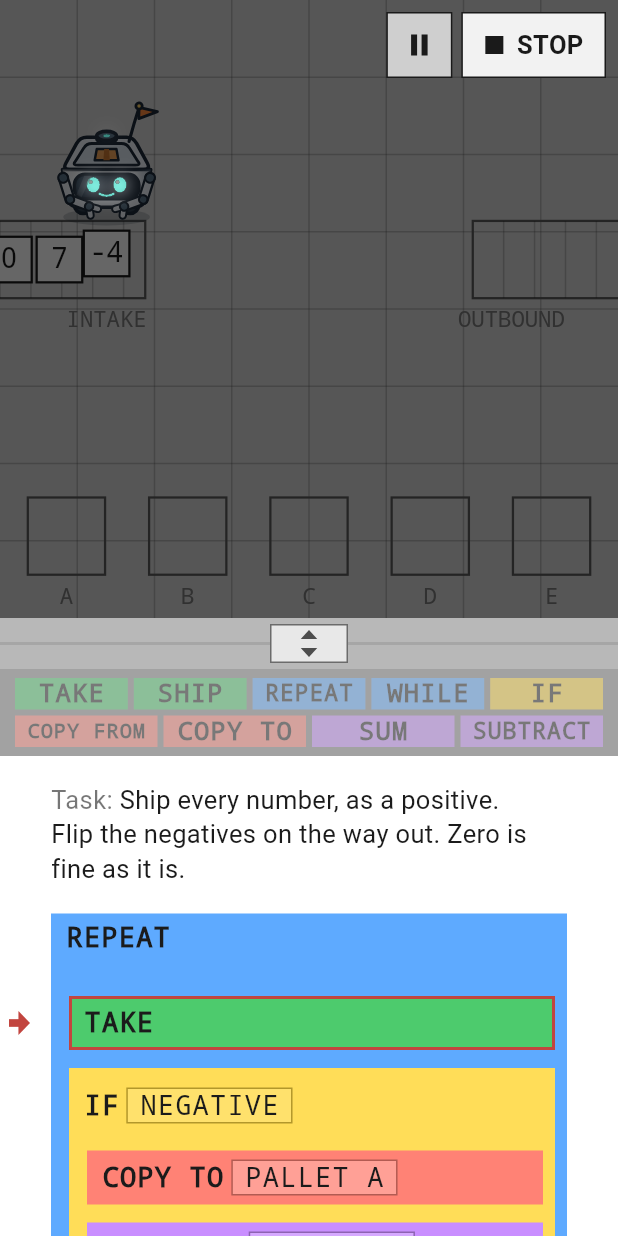
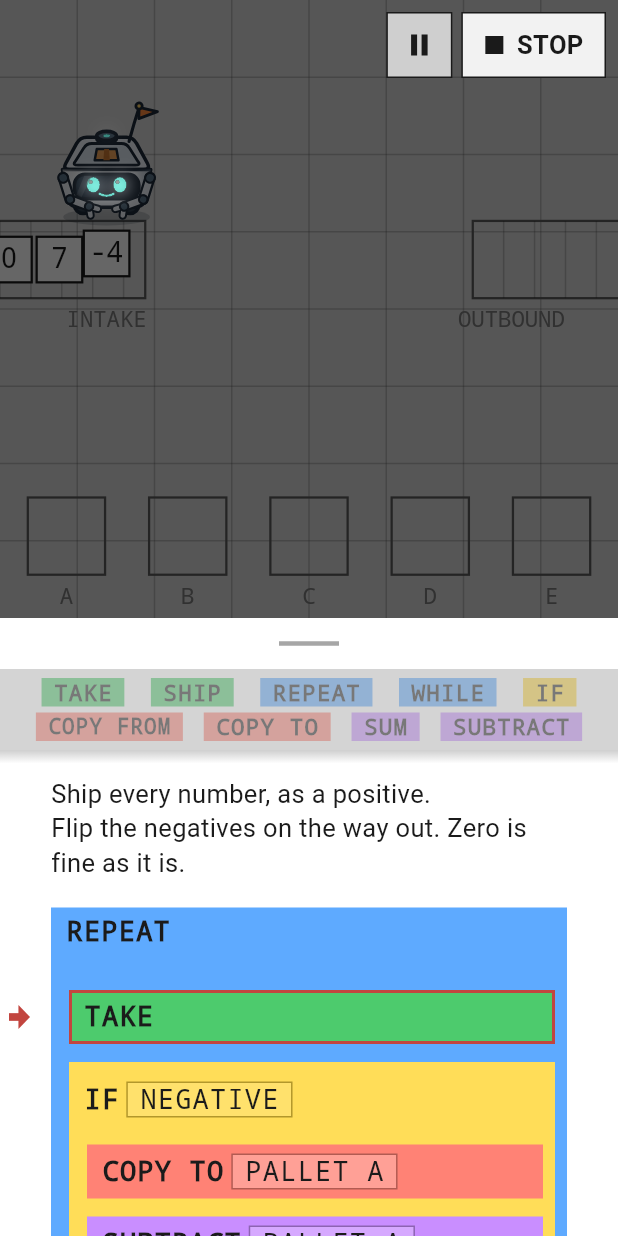
Before and after one commit to lander0s/employee-number-2, a Flutter app: the screen it shows after launch, after a tap on "RUN", on a phone screen of 412 x 824 dp. Run offline on Flutter 3.47's test engine with Material 3 defaults, Android fonts, the phone set to English and light mode, and no system bars; our stand-ins replace audioplayers, lottie.

Commit message:
clean design

```diff
--- a/Experiments/GameplayUx/lib/ui/gameplay_screen.dart
+++ b/Experiments/GameplayUx/lib/ui/gameplay_screen.dart
@@ -22,6 +22,7 @@ import 'sfx.dart';
 import 'notebook/lift.dart';
 import 'notebook/note.dart';
 import 'notebook/program.dart';
+import 'notebook/tokens.dart';
 import 'wireframe.dart';
 
 /// How far the floor is pulled out, as a fraction of a square.
@@ -346,13 +347,23 @@ class _GameplayScreenState extends State<GameplayScreen> {
   void _refresh() => setState(() {});
 }
 
-/// The draggable divider. Its hit area is 34 tall even though the visible rule
-/// is 2, because a 2px drag target is unusable with a thumb. No text in it, so a
-/// fixed height is safe here.
+/// The draggable divider: a short bar, and nothing else.
 ///
-/// The grip carries a small up and down arrow: a bare line reads as decoration,
-/// and nothing else on this screen moves vertically, so the affordance has to say
-/// so rather than waiting to be discovered.
+/// It was a full-width rule with a bordered 52x26 grip and a pair of arrows
+/// painted in it, on the reasoning that a bare line reads as decoration and the
+/// affordance had to announce itself. The box was the heavy part of that, and a
+/// centred handle is the one shape a person already reads as "drag me" - so the
+/// announcement can be made much more quietly.
+///
+/// It sits on the same surface as the tray below it, deliberately. The tray is
+/// the bottom lip of the splitter: they move together, so they should look like
+/// one thing being moved rather than a bar with a panel stuck under it. That
+/// also takes a stripe of grey out of the middle of the screen, which is most
+/// of what made this read as thick.
+///
+/// The *hit* area stays [W.dividerHitHeight] regardless of how thin the bar
+/// looks. What is easy to see and what is easy to hit are different questions,
+/// and only the first one was asked.
 class _Divider extends StatelessWidget {
   const _Divider({
     required this.active,
@@ -380,76 +391,17 @@ class _Divider extends StatelessWidget {
         onVerticalDragUpdate: (d) => onDragUpdate(d.delta.dy),
         onVerticalDragEnd: (_) => onDragEnd(),
         onDoubleTap: onDoubleTap,
-        child: SizedBox(
+        child: Container(
           height: W.dividerHitHeight,
-          child: Stack(
-            alignment: Alignment.center,
-            children: [
-              // The rule, running the full width behind the grip.
-              Container(
-                height: active ? 3 : 2,
-                color: active ? W.text : W.lineSoft,
-              ),
-              Container(
-                width: 52,
-                height: 26,
-                decoration: BoxDecoration(
-                  color: W.chrome,
-                  border: Border.all(color: active ? W.text : W.line),
-                ),
-                child: CustomPaint(
-                  painter: _GripArrows(color: active ? W.text : W.textDim),
-                ),
-              ),
-            ],
+          color: Paper.sheet,
+          alignment: Alignment.center,
+          child: Container(
+            width: 40,
+            height: active ? 4 : 3,
+            color: active ? W.text : W.lineSoft,
           ),
         ),
       ),
     );
   }
 }
-
-/// Two small triangles, up and down, painted rather than drawn with an icon
-/// font: at this size a glyph's built-in padding makes the pair too tall for the
-/// grip, and painting keeps them crisp on every platform.
-class _GripArrows extends CustomPainter {
-  const _GripArrows({required this.color});
-
-  final Color color;
-
-  @override
-  void paint(Canvas canvas, Size size) {
-    const width = 11.0;
-    const height = 6.0;
-    const gap = 6.0;
-
-    final paint = Paint()
-      ..color = color
-      ..style = PaintingStyle.fill
-      ..isAntiAlias = true;
-
-    final cx = size.width / 2;
-    final cy = size.height / 2;
-
-    canvas.drawPath(
-      Path()
-        ..moveTo(cx, cy - gap / 2 - height)
-        ..lineTo(cx - width / 2, cy - gap / 2)
-        ..lineTo(cx + width / 2, cy - gap / 2)
-        ..close(),
-      paint,
-    );
-
-    canvas.drawPath(
-      Path()
-        ..moveTo(cx, cy + gap / 2 + height)
-        ..lineTo(cx - width / 2, cy + gap / 2)
-        ..lineTo(cx + width / 2, cy + gap / 2)
-        ..close(),
-      paint,
-    );
-  }
-
-  @override
-  bool shouldRepaint(_GripArrows oldDelegate) => oldDelegate.color != color;
-}
--- a/Experiments/GameplayUx/lib/ui/notebook/brief.dart
+++ b/Experiments/GameplayUx/lib/ui/notebook/brief.dart
@@ -36,20 +36,13 @@ class Brief extends StatelessWidget {
           // Above the writing, matching the air under it: the brief is a note
           // with room round it, not a caption stuck to the top of the pane.
           const SizedBox(height: Paper.briefTop),
-          Text.rich(
-            TextSpan(
-              children: [
-                // Dimmer than what follows it: it is the label on the sentence,
-                // not part of what the sentence says.
-                TextSpan(
-                  text: 'Task: ',
-                  style: Paper.brief.copyWith(color: Paper.inkFaint),
-                ),
-                TextSpan(text: brief.task),
-              ],
-            ),
-            style: Paper.brief,
-          ),
+          // No label in front of it. The brief is the only prose on the page
+          // and it sits at the top of it, so a word announcing that this is
+          // the task was saying what its position already said.
+          //
+          // The screen reader still hears it: [Semantics] above names this
+          // block, because a listener has no position to read it from.
+          Text(brief.task, style: Paper.brief),
           if (detail != null) Text(detail, style: Paper.brief),
           // Air between the brief and the work rather than a line drawn across.
           const SizedBox(height: Paper.briefGap),
--- a/Experiments/GameplayUx/lib/ui/notebook/note.dart
+++ b/Experiments/GameplayUx/lib/ui/notebook/note.dart
@@ -48,8 +48,11 @@ class CommandNote extends StatelessWidget {
           // here has nothing to delete yet, so dropping it back is a cancel.
           onWillAcceptWithDetails: (d) => d.data is MoveNode,
           onAcceptWithDetails: (d) => onTrash((d.data as MoveNode).id),
+          // The same surface the program is written on, raised above it. It
+          // was a translucent scrim, which is what something laid *over* a page
+          // has to be; sitting beside the page instead, it is simply the page.
           builder: (context, candidate, rejected) => Container(
-            color: Paper.scrim,
+            color: Paper.sheet,
             // Even top and bottom. The note used to sit on the bottom edge
             // of the screen, so it carried the system's gesture area and a
             // deep foot to keep the last row of buttons off a rounded corner.
@@ -83,21 +86,37 @@ class CommandNote extends StatelessWidget {
         if (row != _rows.first) const SizedBox(height: 4),
         // IntrinsicHeight gives the row a height to stretch into: without it,
         // stretch asks for infinity inside a Column sizing to its children.
-        // Stretch is what keeps a row even when a long label has to scale down.
+        // Stretch is what keeps the buttons in a row the same height as each
+        // other, which they no longer get from being the same width.
         IntrinsicHeight(
           child: Row(
+            // Each button is as wide as its own word, with equal air between
+            // them *and* at both ends. They used to be [Expanded] - every
+            // button in a row the same width - which made SUM as wide as COPY
+            // FROM and read as a keypad. A word's own width is a better handle
+            // on it.
+            //
+            // Evenly rather than between: `between` pins the first and last
+            // words hard against the note's edges, so a row of five and a row
+            // of four line up at their ends and nowhere else, and the gaps
+            // differ between the two rows. Evenly gives the shelf one rhythm.
+            mainAxisAlignment: MainAxisAlignment.spaceEvenly,
             crossAxisAlignment: CrossAxisAlignment.stretch,
             children: [
-              for (final id in row) ...[
-                if (id != row.first) const SizedBox(width: 4),
-                Expanded(
+              for (final id in row)
+                // Loose, which is the whole trick: a button takes its natural
+                // width when the row has room and is squeezed only when it has
+                // not - and [_Face] scales its word down rather than clipping
+                // it. Natural width alone overflows, because nothing bounds the
+                // sum of nine words: a narrow phone, a long label, or the 1.3x
+                // the chrome still scales to are each enough.
+                Flexible(
                   child: _Button(
                     spec: specFor(id),
                     lift: lift,
                     autoScroll: autoScroll,
                   ),
                 ),
-              ],
             ],
           ),
         ),
@@ -250,7 +269,11 @@ class _Face extends StatelessWidget {
           fit: BoxFit.scaleDown,
           child: Text(
             spec.trayLabel,
-            style: Paper.command.copyWith(fontSize: 17),
+            // Smaller than the program's own rows, and smaller than the 17
+            // that 7.3 sets as the floor for functional text. Deliberate: the
+            // tray is a shelf of things to pick up, read at a glance rather
+            // than followed line by line. The program itself keeps 17 and up.
+            style: Paper.command.copyWith(fontSize: 15),
             maxLines: 1,
           ),
         ),
--- a/Experiments/GameplayUx/lib/ui/notebook/page.dart
+++ b/Experiments/GameplayUx/lib/ui/notebook/page.dart
@@ -20,6 +20,38 @@ class NotebookPage extends StatelessWidget {
   final Widget child;
 
   @override
-  Widget build(BuildContext context) =>
-      Container(color: Paper.sheet, child: child);
+  Widget build(BuildContext context) => Container(
+    color: Paper.sheet,
+    child: Stack(
+      children: [
+        Positioned.fill(child: child),
+        // The shadow the tray casts on the page, drawn by the page. See
+        // [Paper.surfaceShadow] for why it is this way round.
+        Positioned(
+          top: 0,
+          left: 0,
+          right: 0,
+          height: Paper.surfaceShadowDepth,
+          child: IgnorePointer(
+            child: DecoratedBox(
+              decoration: BoxDecoration(
+                gradient: LinearGradient(
+                  begin: Alignment.topCenter,
+                  end: Alignment.bottomCenter,
+                  colors: [
+                    Paper.surfaceShadow,
+                    // The same colour at zero alpha, not a bare transparent:
+                    // fading to `Colors.transparent` fades through black's
+                    // *hue* as well as its alpha, which greys the middle of
+                    // the ramp on some platforms.
+                    Paper.surfaceShadow.withAlpha(0),
+                  ],
+                ),
+              ),
+            ),
+          ),
+        ),
+      ],
+    ),
+  );
 }
--- a/Experiments/GameplayUx/lib/ui/notebook/tokens.dart
+++ b/Experiments/GameplayUx/lib/ui/notebook/tokens.dart
@@ -117,10 +117,19 @@ abstract final class Paper {
   /// under it, which is what makes the note read as something resting on the
   /// program rather than a strip of frame bolted to the bottom of the screen.
   ///
-  /// Neutral, like everything else holding the wireframe together. It was warm
-  /// because a grey scrim over cream paper went green; over a white panel there
-  /// is nothing left for it to go green against.
-  static const scrim = Color(0x66333333);
+  /// What separates the tray from the page.
+  ///
+  /// They are the same colour now - the tray is the same surface the program is
+  /// written on, raised - so an edge is the only thing left to tell them apart,
+  /// and it has to be a cast shadow rather than a line. A line would read as a
+  /// third thing between two surfaces; a shadow reads as one of them being on
+  /// top of the other, which is what is true.
+  ///
+  /// Drawn by the *page*, at its top, not by the tray. A [Column] paints its
+  /// children in order, so a shadow the tray tried to cast downward would be
+  /// painted over by the page a moment later. The surface it falls on draws it.
+  static const surfaceShadow = Color(0x30000000);
+  static const surfaceShadowDepth = 9.0;
 
   /// Revealed behind a row being swiped away. Deep rather than bright: it is
   /// read in near-white like the app's own furniture, and it has to stay clear
```
